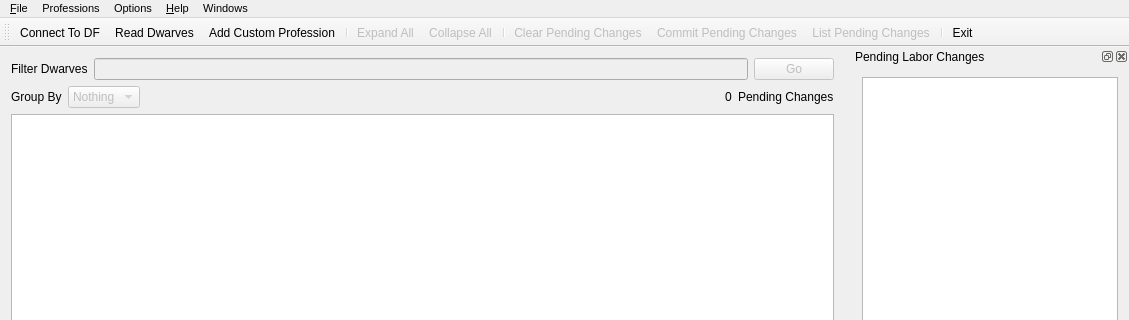
Above: ui/mainwindow.ui from Dwarf-Therapist/Dwarf-Therapist before the change; both pictures show x 0 to 1129 and y 0 to 320 of the 1129 by 777 pixel window. Below: the same form after it.
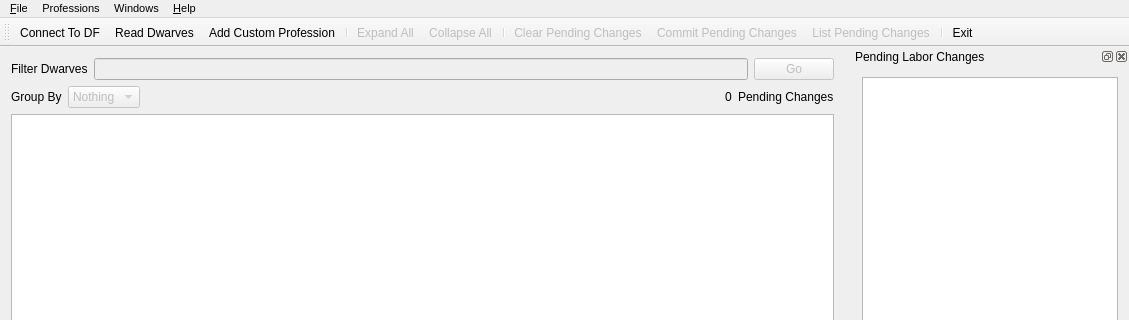
That is the form after the change. Icons and pictures are not drawn. Custom widgets are drawn as their Qt base class.

Commit message: * added a new options menu (so far you can only change some colors)   * UberDelegate now has some public QColor members for changing colors   * fixed a bug that would make the connect action stay disabled after a bad PEB read from DF   * fixed a fatal bug where having a dwarf selected in the pending view and then unselecting the skill that put them there would crash the app.

```diff
--- a/ui/mainwindow.ui
+++ b/ui/mainwindow.ui
@@ -210,14 +210,6 @@
     </property>
     <addaction name="act_about"/>
    </widget>
-   <widget class="QMenu" name="menuOptions">
-    <property name="title">
-     <string>Options</string>
-    </property>
-    <addaction name="action_apply_skill_changes_immedietly"/>
-    <addaction name="act_show_toolbutton_text"/>
-    <addaction name="act_show_pending_labors_window"/>
-   </widget>
    <widget class="QMenu" name="menuProfessions">
     <property name="title">
      <string>Professions</string>
@@ -240,9 +232,8 @@
    </widget>
    <addaction name="menu_File"/>
    <addaction name="menuProfessions"/>
-   <addaction name="menuOptions"/>
-   <addaction name="menu_Help"/>
    <addaction name="menuWindows"/>
+   <addaction name="menu_Help"/>
   </widget>
   <widget class="QToolBar" name="main_toolbar">
    <property name="windowTitle">
```
Left out of the diff: 26 changed lines with no effect on the pictures. The commit also changes 13 other files.
